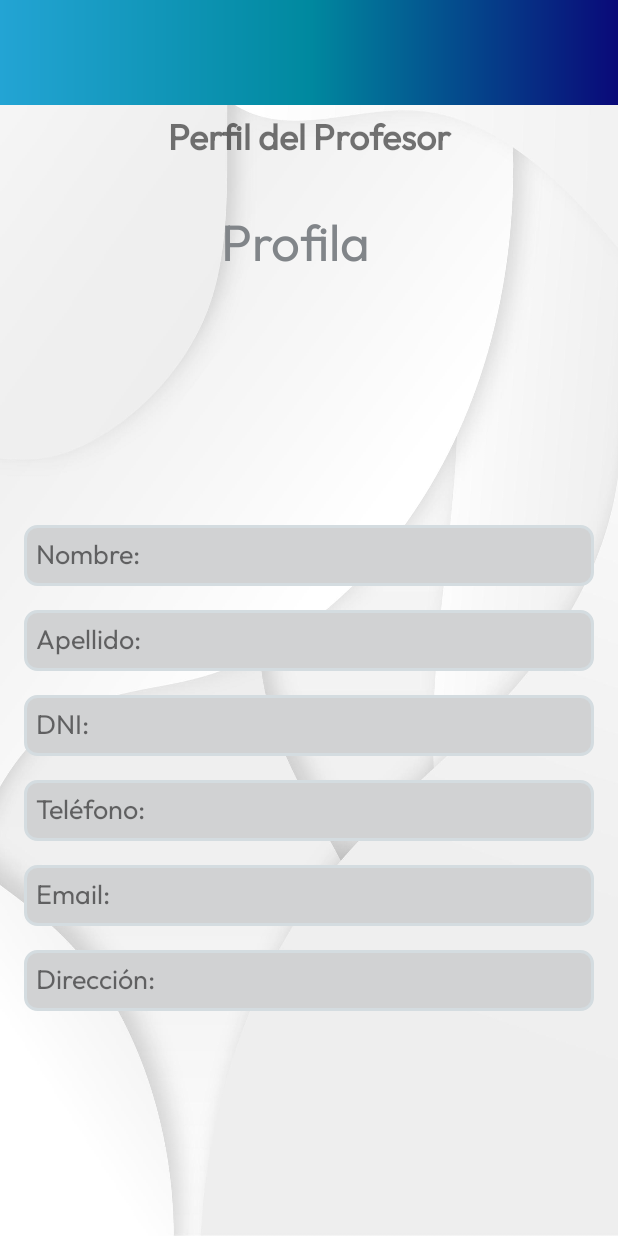
After one commit to ikermelero57/E2_T5_MOB, an Android app: the layout activity_profila.xml on its own in the app's theme, with its tools: preview values and no code run, on a phone screen of 412 x 824 dp. The commit adds this screen. Run offline under Robolectric (Android 15) with nearby library versions, the phone set to English and light mode, and no system bars.

Commit message:
perfil/ikasle ordutegi

```diff
--- a/app/src/main/AndroidManifest.xml
+++ b/app/src/main/AndroidManifest.xml
@@ -26,6 +26,6 @@
         <activity android:name="com.example.model.MainActivity" />
         <activity android:name="com.example.model.IkasleActivity"/>
         <activity android:name="com.example.model.IrakasleActivity"/>
+        <activity android:name="com.example.model.ProfilaActivity"/>
     </application>
-
 </manifest>
--- a/app/src/main/java/com/example/model/IkaslezerrendaActivity.java
+++ b/app/src/main/java/com/example/model/IkaslezerrendaActivity.java
@@ -1,4 +1,6 @@
 package com.example.model;
 
 public class IkaslezerrendaActivity {
+
+
 }
--- /dev/null
+++ b/app/src/main/res/drawable/cell_border.xml
@@ -0,0 +1,6 @@
+<!-- res/drawable/cell_border.xml -->
+<shape xmlns:android="http://schemas.android.com/apk/res/android">
+    <solid android:color="#D1D2D3" /> <!-- Fondo blanco -->
+    <stroke android:width="2dp" android:color="#D4DCE0" /> <!-- Borde gris -->
+    <corners android:radius="8dp" /> <!-- Esquinas redondeadas -->
+</shape>
--- /dev/null
+++ b/app/src/main/res/layout/activity_profila.xml
@@ -0,0 +1,126 @@
+<androidx.constraintlayout.widget.ConstraintLayout xmlns:android="http://schemas.android.com/apk/res/android"
+    xmlns:app="http://schemas.android.com/apk/res-auto"
+    xmlns:tools="http://schemas.android.com/tools"
+    android:layout_width="match_parent"
+    android:layout_height="match_parent"
+    android:background="@drawable/fondo"
+    tools:context="com.example.model.ProfilaActivity">
+
+    <!-- Toolbar -->
+    <include layout="@layout/toolbar" />
+
+    <!-- Título de la pantalla -->
+    <TextView
+        android:id="@+id/profila_title"
+        android:layout_width="wrap_content"
+        android:layout_height="wrap_content"
+        android:layout_marginTop="80dp"
+        android:text="@string/profila_title"
+        android:textColor="#818589"
+        android:textSize="34sp"
+        app:layout_constraintEnd_toEndOf="parent"
+        app:layout_constraintHorizontal_bias="0.472"
+        app:layout_constraintStart_toStartOf="parent"
+        app:layout_constraintTop_toTopOf="@id/textViewWelcome" />
+
+    <!-- Mensaje de bienvenida -->
+    <TextView
+        android:id="@+id/textViewWelcome"
+        android:layout_width="match_parent"
+        android:layout_height="wrap_content"
+        android:layout_marginTop="60dp"
+        android:gravity="center"
+        android:padding="16dp"
+        android:text="Perfil del Profesor"
+        android:textSize="24sp"
+        android:textStyle="bold"
+        app:layout_constraintTop_toTopOf="parent"
+        tools:ignore="MissingConstraints" />
+
+    <!-- ScrollView para hacer scroll -->
+    <ScrollView
+        android:id="@+id/scrollView"
+        android:layout_width="match_parent"
+        android:layout_height="0dp"
+        android:layout_marginTop="30dp"
+        android:fillViewport="true"
+        app:layout_constraintTop_toBottomOf="@id/profila_title"
+        app:layout_constraintBottom_toBottomOf="parent">
+
+        <!-- LinearLayout para contener los datos del perfil, centrado -->
+        <LinearLayout
+            android:orientation="vertical"
+            android:layout_width="match_parent"
+            android:layout_height="wrap_content"
+            android:gravity="center"
+            android:padding="16dp">
+
+            <!-- Nombre -->
+            <TextView
+                android:id="@+id/textViewNombre"
+                android:layout_width="match_parent"
+                android:layout_height="wrap_content"
+                android:text="Nombre:"
+                android:textSize="18sp"
+                android:layout_marginBottom="16dp"
+                android:padding="8dp"
+                android:background="@drawable/cell_border" />
+
+            <!-- Apellido -->
+            <TextView
+                android:id="@+id/textViewApellido"
+                android:layout_width="match_parent"
+                android:layout_height="wrap_content"
+                android:text="Apellido:"
+                android:textSize="18sp"
+                android:layout_marginBottom="16dp"
+                android:padding="8dp"
+                android:background="@drawable/cell_border" />
+
+            <!-- DNI -->
+            <TextView
+                android:id="@+id/textViewDni"
+                android:layout_width="match_parent"
+                android:layout_height="wrap_content"
+                android:text="DNI:"
+                android:textSize="18sp"
+                android:layout_marginBottom="16dp"
+                android:padding="8dp"
+                android:background="@drawable/cell_border" />
+
+            <!-- Teléfono -->
+            <TextView
+                android:id="@+id/textViewTelefono"
+                android:layout_width="match_parent"
+                android:layout_height="wrap_content"
+                android:text="Teléfono:"
+                android:textSize="18sp"
+                android:layout_marginBottom="16dp"
+                android:padding="8dp"
+                android:background="@drawable/cell_border" />
+
+            <!-- Email -->
+            <TextView
+                android:id="@+id/textViewEmail"
+                android:layout_width="match_parent"
+                android:layout_height="wrap_content"
+                android:text="Email:"
+                android:textSize="18sp"
+                android:layout_marginBottom="16dp"
+                android:padding="8dp"
+                android:background="@drawable/cell_border" />
+
+            <!-- Dirección -->
+            <TextView
+                android:id="@+id/textViewDireccion"
+                android:layout_width="match_parent"
+                android:layout_height="wrap_content"
+                android:text="Dirección:"
+                android:textSize="18sp"
+                android:layout_marginBottom="16dp"
+                android:padding="8dp"
+                android:background="@drawable/cell_border" />
+
+        </LinearLayout>
+    </ScrollView>
+</androidx.constraintlayout.widget.ConstraintLayout>
--- a/app/src/main/res/values/strings.xml
+++ b/app/src/main/res/values/strings.xml
@@ -6,7 +6,16 @@
     <string name="password">Pasahitza</string>
     <string name="login_button">Saioa hasi</string>
     <string name="irakasle_title">Irakasle Ordutegia</string>
+
+    <!-- Irakaslea -->
     <string name="ordutegia_title">Ordutegia</string>
     <string name="ikasle_title">Ikasle Ordutegia</string>
 
+    <!-- Profila -->
+    <string name="profila_title">Profila</string>
+    <string name="irakasle_option">Irakasle</string>
+    <string name="salir_option">Irten</string>
+
+
+
 </resources>
```
Also changed, not shown: app/src/main/java/com/example/model/IkasleActivity.java (+13 -3 lines), app/src/main/java/com/example/model/IrakasleActivity.java (+11 -2 lines), app/src/main/java/com/example/model/ProfilaActivity.java (+98 -1 lines), app/src/main/res/menu/menu_profila.xml (added, +8 -0 lines), 1 other file.
